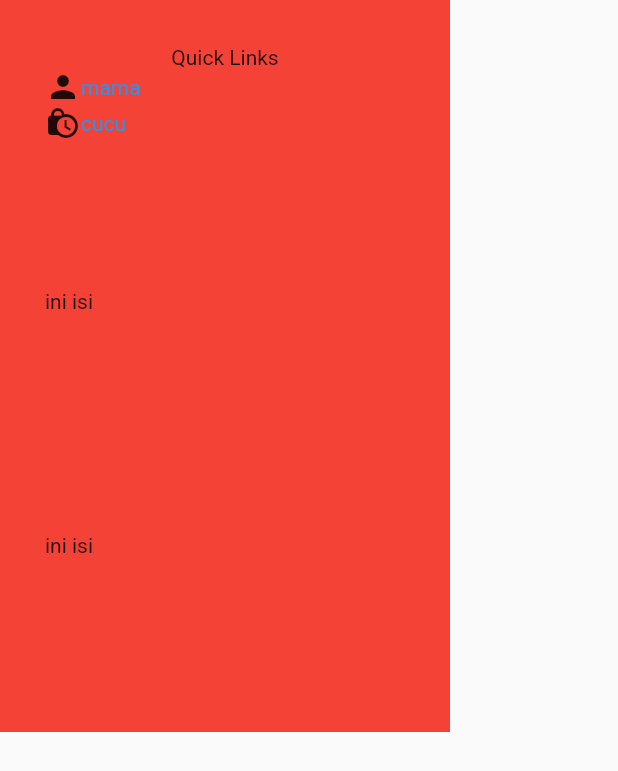
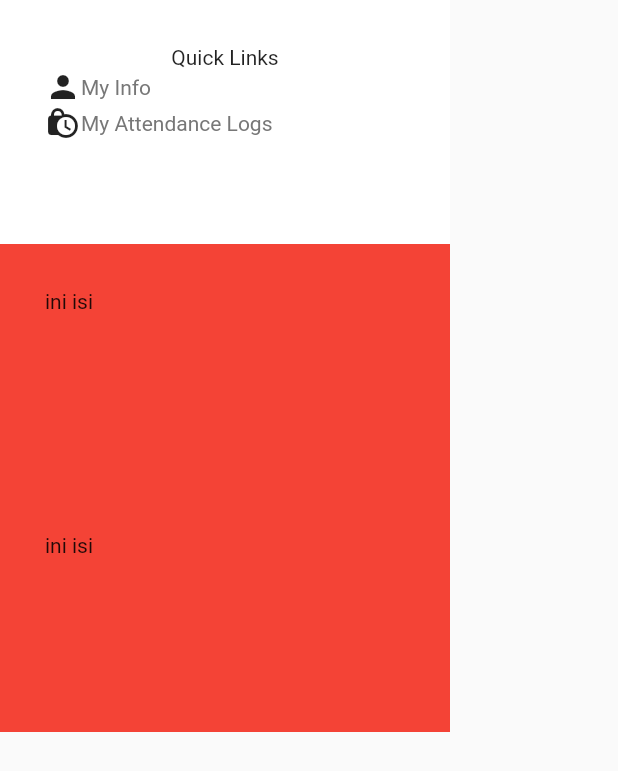
Before and after one commit to aamuzakii/arukari, a Flutter app: the LeftSidebar widget shown alone on an empty page, opened directly, on a phone screen of 412 x 824 dp. Shown: the top 771 px of the screen. Run offline on Flutter 3.47's test engine with Material 2 defaults, Android fonts, the phone set to English and light mode, and no system bars.

Commit message:
Parameterize color in LinkText widget, add hex 0xff777777

```diff
--- a/lib/pages/dashboard_page.dart
+++ b/lib/pages/dashboard_page.dart
@@ -76,12 +76,12 @@ class LeftSidebar extends StatelessWidget {
             child: Container(
               width: double.infinity,
               padding: const EdgeInsets.all(30),
-              color: Colors.red,
               child: Column(
                 children: const [
                   Text("Quick Links"),
-                  IconWithLink(label: "mama", icon: Icons.person),
-                  IconWithLink(label: "cucu", icon: Icons.lock_clock),
+                  IconWithLink(label: "My Info", icon: Icons.person),
+                  IconWithLink(
+                      label: "My Attendance Logs", icon: Icons.lock_clock),
                 ],
               ),
             ),
--- a/lib/widgets/icon_with_link.dart
+++ b/lib/widgets/icon_with_link.dart
@@ -18,7 +18,11 @@ class IconWithLink extends StatelessWidget {
     return Row(
       children: [
         Icon(icon),
-        LinkText(text: label, url: url),
+        LinkText(
+          text: label,
+          url: url,
+          color: const Color(0xff777777),
+        ),
       ],
     );
   }
--- a/lib/widgets/link_text.dart
+++ b/lib/widgets/link_text.dart
@@ -4,18 +4,20 @@ import 'package:url_launcher/url_launcher.dart';
 class LinkText extends StatefulWidget {
   final String text;
   final String url;
+  final Color color;
 
   const LinkText({
     Key? key,
     required this.text,
     required this.url,
+    this.color = Colors.blue,
   }) : super(key: key);
 
   @override
-  _LinkTextState createState() => _LinkTextState();
+  LinkTextState createState() => LinkTextState();
 }
 
-class _LinkTextState extends State<LinkText> {
+class LinkTextState extends State<LinkText> {
   bool _isHovered = false;
 
   @override
@@ -32,7 +34,7 @@ class _LinkTextState extends State<LinkText> {
           style: TextStyle(
             decoration:
                 _isHovered ? TextDecoration.underline : TextDecoration.none,
-            color: Colors.blue,
+            color: widget.color,
           ),
         ),
       ),
```
